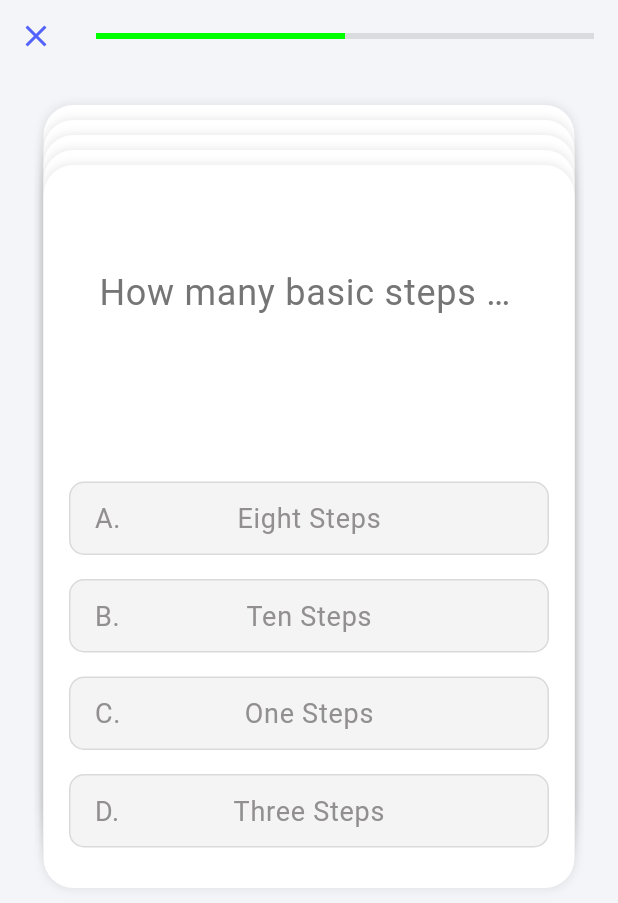
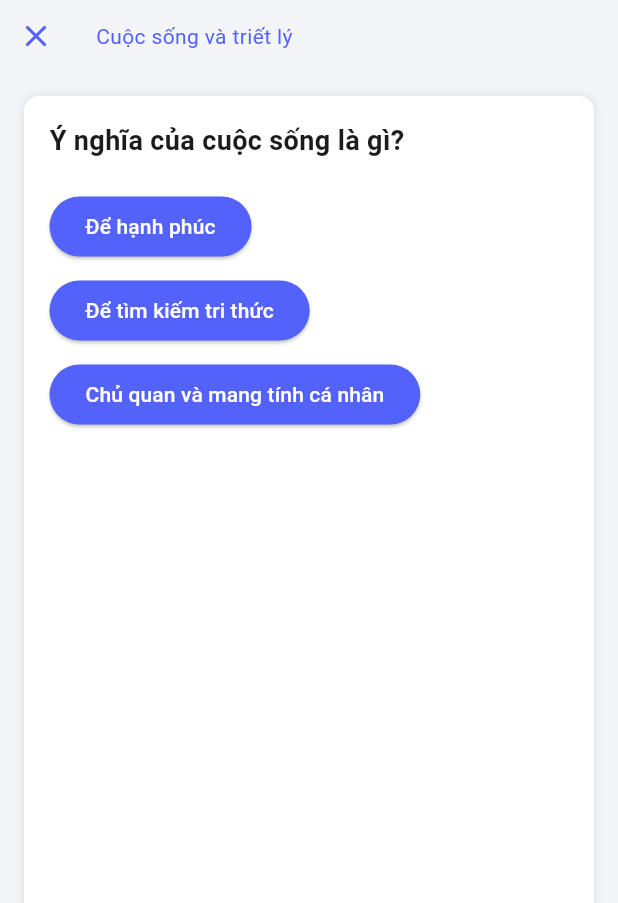
Before and after one commit to Nguyen-Loi/quizz_app, a Flutter app: the QuizDetails screen opened directly, after a tap on "Begin", on a phone screen of 412 x 824 dp. Shown: the top 903 px of the screen. Run offline on Flutter 3.47's test engine with Material 3 defaults, Android fonts, the light colour scheme and no system bars; our stand-ins replace animate_do, cached_network_image, cloud_firestore, firebase_auth, firebase_core, flutter_svg and 5 more; missing offline and left inert: shared_preferences_web; accounts and stored records are empty; Roboto replaces fonts that are missing (Bold).

Commit message:
sửa lỗi cập nhật trạng thái giao diện trắc nghiệm

```diff
--- a/lib/Screens/quiz_card.dart
+++ /dev/null
@@ -1,233 +0,0 @@
-import 'package:flutter/material.dart';
-import 'package:nb_utils/nb_utils.dart';
-import 'package:quizz/Screens/repo_screen.dart';
-import 'package:quizz/utils/app_widget.dart';
-import 'package:quizz/utils/quiz_card.dart';
-import 'package:quizz/utils/quiz_colors.dart';
-import 'package:quizz/utils/quiz_constant.dart';
-
-class QuizCards extends StatefulWidget {
-  static String tag = '/QuizCards';
-
-  const QuizCards({super.key});
-
-  @override
-  _QuizCardsState createState() => _QuizCardsState();
-}
-
-class _QuizCardsState extends State<QuizCards> {
-  List<Widget> cardList = [];
-
-  void removeCards(index) {
-    setState(() {
-      cardList.removeAt(index);
-    });
-  }
-
-  @override
-  void initState() {
-    super.initState();
-    cardList = _generateCards();
-  }
-
-  @override
-  Widget build(BuildContext context) {
-    return Scaffold(
-        backgroundColor: quizappbackground,
-        body: SafeArea(
-          child: Stack(
-            alignment: Alignment.center,
-            children: <Widget>[
-              Stack(alignment: Alignment.center, children: cardList),
-              Container(
-                alignment: Alignment.topCenter,
-                child: Row(
-                  children: <Widget>[
-                    IconButton(
-                      onPressed: () {
-                        finish(context);
-                      },
-                      icon: const Icon(
-                        Icons.close,
-                        color: quizcolorPrimary,
-                      ),
-                    ),
-                    Expanded(
-                      child: LinearProgressIndicator(
-                        value: 0.5,
-                        backgroundColor: textSecondaryColor.withOpacity(0.2),
-                        valueColor: const AlwaysStoppedAnimation<Color>(
-                          quizgreen,
-                        ),
-                      ).paddingAll(16),
-                    )
-                  ],
-                ),
-              )
-            ],
-          ),
-        ));
-  }
-
-  List<Widget> _generateCards() {
-    List<Quiz> planetCard = [];
-    planetCard.add(
-      Quiz("How many basic steps are there in scientific method?",
-          "Eight Steps", "Ten Steps", "Two Steps", "One Steps", 70.0),
-    );
-    planetCard.add(
-      Quiz("Which blood vessels have the smallest diameter? ", "Capillaries",
-          "Arterioles", "Venules", "Lymphatic", 80.0),
-    );
-    planetCard.add(Quiz("The substrate of photo-respiration is", "Phruvic acid",
-        "Glucose", "Fructose", "Glycolate", 90.0));
-
-    planetCard.add(Quiz("Which one of these animal is jawless?", "Shark",
-        "Myxine", "Trygon", "Sphyrna", 100.0));
-    planetCard.add(
-      Quiz("How many basic steps are there in scientific method?",
-          "Eight Steps", "Ten Steps", "One Steps", "Three Steps", 110.0),
-    );
-    List<Widget> cardList = [];
-
-    for (int x = 0; x < 5; x++) {
-      cardList.add(
-        Positioned(
-          top: planetCard[x].topMargin,
-          child: Draggable(
-              onDragEnd: (drag) {
-                if (x == 0) {
-                  setState(() {
-                    const RepoScreen().launch(context);
-                  });
-                }
-                removeCards(x);
-              },
-              childWhenDragging: Container(),
-              feedback: Material(
-                child: GestureDetector(
-                  child: Container(
-                    decoration: boxDecoration(
-                        radius: 20, bgColor: quizwhite, showShadow: true),
-                    child: Column(
-                      children: <Widget>[
-                        SizedBox(
-                          height: 200.0,
-                          width: 320.0,
-                          child: Container(
-                            margin: const EdgeInsets.only(top: 50),
-                            padding: const EdgeInsets.fromLTRB(20, 16, 20, 16),
-                            child: text(planetCard[x].cardImage,
-                                fontSize: textSizeLarge,
-                                fontFamily: fontBold,
-                                isLongText: true),
-                          ),
-                        ),
-                        Container(
-                            padding:
-                                const EdgeInsets.only(top: 10.0, bottom: 10.0),
-                            child: Column(
-                              children: <Widget>[
-                                quizCardSelection("A.", planetCard[x].option1,
-                                    () {
-                                  removeCards(x);
-                                }),
-                                quizCardSelection("B.", planetCard[x].option2,
-                                    () {
-                                  removeCards(x);
-                                }),
-                                quizCardSelection("C.", planetCard[x].option3,
-                                    () {
-                                  removeCards(x);
-                                }),
-                                quizCardSelection("D.", planetCard[x].option4,
-                                    () {
-                                  removeCards(x);
-                                }),
-                              ],
-                            ))
-                      ],
-                    ),
-                  ),
-                ),
-              ),
-              child: GestureDetector(
-                child: Container(
-                    decoration: boxDecoration(
-                        radius: 20, bgColor: quizwhite, showShadow: true),
-                    child: Column(
-                      children: <Widget>[
-                        SizedBox(
-                            height: 200.0,
-                            width: 320.0,
-                            child: Container(
-                              margin: const EdgeInsets.only(top: 50),
-                              padding:
-                                  const EdgeInsets.fromLTRB(20, 16, 20, 16),
-                              child: text(planetCard[x].cardImage,
-                                  fontSize: textSizeLarge,
-                                  fontFamily: fontBold,
-                                  isLongText: true),
-                            )),
-                        Container(
-                            padding:
-                                const EdgeInsets.only(top: 10.0, bottom: 10.0),
-                            child: Column(
-                              children: <Widget>[
-                                quizCardSelection("A.", planetCard[x].option1,
-                                    () {
-                                  removeCards(x);
-                                }),
-                                quizCardSelection("B.", planetCard[x].option2,
-                                    () {
-                                  removeCards(x);
-                                }),
-                                quizCardSelection("C.", planetCard[x].option3,
-                                    () {
-                                  removeCards(x);
-                                }),
-                                quizCardSelection("D.", planetCard[x].option4,
-                                    () {
-                                  removeCards(x);
-                                }),
-                              ],
-                            ))
-                      ],
-                    )),
-              )),
-        ),
-      );
-    }
-    return cardList;
-  }
-}
-
-Widget quizCardSelection(var option, var option1, onPressed) {
-  return InkWell(
-    onTap: () {
-      onPressed();
-    },
-    child: Container(
-      margin: const EdgeInsets.fromLTRB(16, 0, 16, 16),
-      decoration: boxDecoration(
-          showShadow: false,
-          bgColor: quizeditbackground,
-          radius: 10,
-          color: quizviewcolor),
-      padding: const EdgeInsets.fromLTRB(16, 10, 16, 10),
-      width: 320,
-      child: Stack(
-        alignment: Alignment.center,
-        children: <Widget>[
-          Center(
-            child: text(option1, textColor: quiztextColorSecondary),
-          ),
-          Align(
-            alignment: Alignment.topLeft,
-            child: text(option, textColor: quiztextColorSecondary),
-          )
-        ],
-      ),
-    ),
-  );
-}
--- a/lib/Screens/quiz_dashboard.dart
+++ b/lib/Screens/quiz_dashboard.dart
@@ -100,7 +100,6 @@ class _QuizDashboardState extends State<QuizDashboard> {
             children: <Widget>[
               quizItem(0, quizichomes, "Home"),
               quizItem(1, quizicquiz, "Quiz"),
-              quizItem(2, quizicuser, "Profile"),
             ],
           ),
         ),
--- a/lib/Screens/quiz_details.dart
+++ b/lib/Screens/quiz_details.dart
@@ -1,6 +1,6 @@
 import 'package:flutter/material.dart';
 import 'package:nb_utils/nb_utils.dart';
-import 'package:quizz/Screens/quiz_card.dart';
+import 'package:quizz/Screens/quiz_page.dart';
 import 'package:quizz/model/quiz_model.dart';
 import 'package:quizz/onBoardingScreens/utils/quizz_data.dart';
 import 'package:quizz/utils/app_widget.dart';
@@ -32,26 +32,7 @@ class _QuizDetailsState extends State<QuizDetails> {
     changeStatusColor(quizappbackground);
     return Scaffold(
       backgroundColor: quizappbackground,
-      body: Column(
-        children: <Widget>[
-          const quizTopBar(quizlblbiologybasics),
-          Expanded(
-            child: SingleChildScrollView(
-              child: Column(
-                children: <Widget>[
-                  const SizedBox(
-                    height: 20,
-                  ),
-                  text(quizlblbiologyampscientificmethod,
-                      isLongText: true,
-                      fontFamily: fontBold,
-                      isCentered: true,
-                      fontSize: textSizeXLarge),
-                  text(quiztext4to8lesson, textColor: quiztextColorSecondary),
-                  const SizedBox(
-                    height: 10,
-                  ),
-                  ListView.builder(
+      body: ListView.builder(
           scrollDirection: Axis.vertical,
           itemCount: mList.length,
           shrinkWrap: true,
@@ -59,12 +40,6 @@ class _QuizDetailsState extends State<QuizDetails> {
           itemBuilder: (context, index) {
             return quizList(mList[index], index);
           }),
-                ],
-              ),
-            ),
-          )
-        ],
-      ),
     );
   }
 }
@@ -86,36 +61,28 @@ class quizList extends StatelessWidget {
       child: Column(
         crossAxisAlignment: CrossAxisAlignment.start,
         children: <Widget>[
-          Row(
-            children: <Widget>[
-              const SizedBox(
-                width: 16,
-              ),
           Column(
             crossAxisAlignment: CrossAxisAlignment.start,
             children: <Widget>[
-                  text(model.title,
-                      textColor: quiztextColorSecondary,
-                      fontSize: textSizeSMedium),
               text(
-                    'Num of Questions : ${model.questions.length}',
-                    fontFamily: fontMedium,
+                model.title,
               ),
-                ],
-              )
+              text('Num of Questions : ${model.questions.length}',
+                  textColor: quiztextColorSecondary, fontSize: textSizeSMedium),
             ],
           ),
           const SizedBox(
             height: 16,
           ),
-          text('Time : ${model.timeLimit} seconds', textColor: quiztextColorSecondary),
+          text('Time : ${model.timeLimit} seconds',
+              textColor: quiztextColorSecondary),
           const SizedBox(
             height: 16,
           ),
           quizButton(
               textContent: quizlblbegin,
               onPressed: () {
-                const QuizCards().launch(context);
+                QuizPage(model: model).launch(context);
               })
         ],
       ),
--- /dev/null
+++ b/lib/Screens/quiz_page.dart
@@ -0,0 +1,158 @@
+import 'package:flutter/material.dart';
+import 'package:nb_utils/nb_utils.dart';
+import 'package:quizz/model/question_model.dart';
+import 'package:quizz/model/quiz_model.dart';
+import 'package:quizz/utils/app_widget.dart';
+import 'package:quizz/utils/quiz_colors.dart';
+
+class QuizPage extends StatefulWidget {
+  static String tag = '/QuizCards';
+  final QuizModel model;
+  const QuizPage({super.key, required this.model});
+
+  @override
+  _QuizPageState createState() => _QuizPageState();
+}
+
+class _QuizPageState extends State<QuizPage> {
+  late QuizModel _quiz;
+  late List<QuestionModel> _questionList;
+  late PageController _pageController;
+  int _currentQuestionIndex = 0;
+  int _score = 0;
+
+  @override
+  void initState() {
+    super.initState();
+    _quiz = widget.model;
+    _questionList = _quiz.questions;
+    _pageController = PageController();
+  }
+
+  @override
+  void dispose() {
+    _pageController.dispose();
+    super.dispose();
+  }
+
+  void _nextQuestion(bool isCorrect) {
+    if (isCorrect) {
+      _score += _questionList[_currentQuestionIndex].points;
+    }
+
+    if (_currentQuestionIndex < _questionList.length - 1) {
+      setState(() {
+        _currentQuestionIndex++;
+      });
+      _pageController.nextPage(
+        duration: const Duration(milliseconds: 300),
+        curve: Curves.easeInOut,
+      );
+    } else {
+      _showScoreDialog();
+    }
+  }
+
+  void _showScoreDialog() {
+    showDialog(
+      context: context,
+      barrierDismissible: false,
+      builder: (BuildContext context) {
+        return AlertDialog(
+          title: const Text('Quiz Completed'),
+          content: Text(
+              'Your score is $_score/${_quiz.questions.fold<int>(0, (sum, q) => sum + q.points)}'),
+          actions: <Widget>[
+            TextButton(
+              onPressed: () {
+                Navigator.of(context).pop();
+                finish(context);
+              },
+              child: const Text('Finish'),
+            ),
+          ],
+        );
+      },
+    );
+  }
+
+  @override
+  Widget build(BuildContext context) {
+    return Scaffold(
+      backgroundColor: quizappbackground,
+      body: SafeArea(
+        child: Column(
+          children: <Widget>[
+            // Header with quiz title and close button
+            Container(
+              alignment: Alignment.topCenter,
+              child: Row(
+                children: <Widget>[
+                  IconButton(
+                    onPressed: () {
+                      finish(context);
+                    },
+                    icon: const Icon(
+                      Icons.close,
+                      color: quizcolorPrimary,
+                    ),
+                  ),
+                  Expanded(
+                    child: Text(
+                      _quiz.title,
+                      style: const TextStyle(color: quizcolorPrimary),
+                    ).paddingOnly(left: 16),
+                  ),
+                ],
+              ),
+            ),
+            // PageView for questions
+            Expanded(
+              child: PageView.builder(
+                controller: _pageController,
+                physics: const NeverScrollableScrollPhysics(),
+                itemCount: _questionList.length,
+                itemBuilder: (context, index) {
+                  return quizzItemOfThePage(_questionList[index]);
+                },
+              ),
+            ),
+          ],
+        ),
+      ),
+    );
+  }
+
+  Widget quizzItemOfThePage(QuestionModel question) {
+    return Container(
+      margin: const EdgeInsets.all(16),
+      decoration:
+          boxDecoration(radius: 10, showShadow: true, bgColor: quizwhite),
+      padding: const EdgeInsets.all(16),
+      child: Column(
+        crossAxisAlignment: CrossAxisAlignment.start,
+        children: <Widget>[
+          // Question content
+          Text(
+            question.content,
+            style: const TextStyle(fontSize: 18, fontWeight: FontWeight.bold),
+          ),
+          const SizedBox(height: 16),
+          // Answers as buttons
+          ...question.answers.map((answer) {
+            return ElevatedButton(
+              onPressed: () {
+                _nextQuestion(answer.isCorrect);
+              },
+              style: ElevatedButton.styleFrom(
+                backgroundColor: quizcolorPrimary,
+                foregroundColor: Colors.white,
+              ),
+              child: Text(answer.content),
+            ).paddingSymmetric(vertical: 4);
+          }),
+        ],
+      ),
+    );
+  }
+}
```
Also changed, not shown: lib/Screens/quiz_home.dart (+3 -8 lines), lib/Screens/quiz_new_list.dart (deleted, +0 -183 lines). Lines whose indentation alone changed are shown as unchanged.
